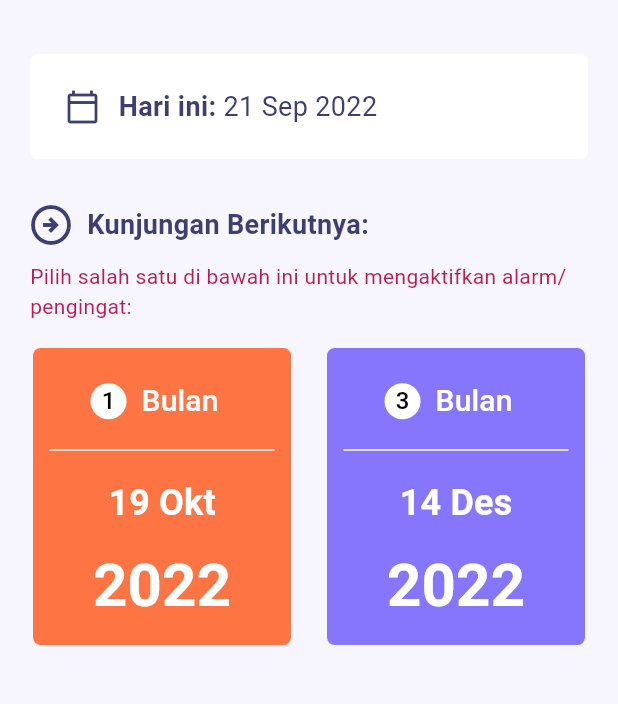
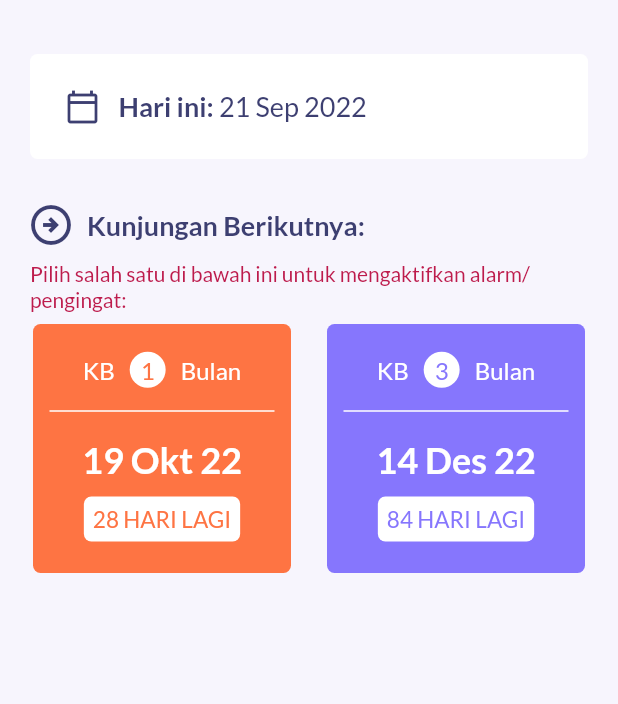
Before and after one commit to saptosutardi/reminder_kb, a Flutter app: the screen it shows after launch, on a phone screen of 412 x 824 dp, the part 126-830 px from its top. Run offline on Flutter 3.47's test engine with Material 2 defaults, Android fonts, the phone set to English and light mode, and no system bars; our stand-ins replace flutter_local_notifications, google_fonts, material_design_icons_flutter, shared_preferences, timezone.

Commit message:
perubahan icon dan fungsi

```diff
--- /dev/null
+++ b/lib/container_next_visiting_header.dart
@@ -0,0 +1,42 @@
+import 'package:flutter/src/widgets/container.dart';
+import 'package:flutter/src/widgets/framework.dart';
+import 'package:flutter/material.dart';
+
+const Color textPurple = Color(0XFF3D3F71);
+
+class NextVisitingHeader extends StatelessWidget {
+  const NextVisitingHeader({super.key});
+
+  @override
+  Widget build(BuildContext context) {
+    return Container(
+      padding: const EdgeInsets.only(left: 10),
+      child: Row(
+        children: [
+          IconButton(
+            icon: const Icon(
+              Icons.arrow_circle_right_outlined,
+              color: textPurple,
+              size: 32,
+            ),
+            onPressed: () {
+              // do something
+            },
+          ),
+          Column(
+            mainAxisAlignment: MainAxisAlignment.start,
+            children: const <Widget>[
+              Text(
+                "Kunjungan Berikutnya: ",
+                style: TextStyle(
+                    fontWeight: FontWeight.bold,
+                    color: textPurple,
+                    fontSize: 18),
+              ),
+            ],
+          ),
+        ],
+      ),
+    );
+  }
+}
--- /dev/null
+++ b/lib/container_today.dart
@@ -0,0 +1,47 @@
+import 'package:flutter/material.dart';
+import 'package:intl/intl.dart';
+
+const Color textPurple = Color(0XFF3D3F71);
+
+class ContainerToday extends StatelessWidget {
+  const ContainerToday({super.key});
+
+  @override
+  Widget build(BuildContext context) {
+    final now = DateTime.now();
+    String formatedToday = DateFormat('dd MMM yyyy').format(now);
+    String dateOfToday = formatedToday;
+    return Container(
+      padding: const EdgeInsets.all(10),
+      margin: const EdgeInsets.all(20),
+      decoration: BoxDecoration(
+        color: Colors.white,
+        border: Border.all(color: Colors.transparent),
+        borderRadius: BorderRadius.circular(5.0),
+      ),
+      child: Row(
+        children: [
+          IconButton(
+            icon: const Icon(
+              Icons.calendar_today_outlined,
+              color: textPurple,
+            ),
+            onPressed: () {
+              // do something
+            },
+          ),
+          const Text(
+            "Hari ini: ",
+            style: TextStyle(
+                fontWeight: FontWeight.bold, color: textPurple, fontSize: 18),
+          ),
+          Text(
+            dateOfToday,
+            style: const TextStyle(
+                fontWeight: FontWeight.normal, color: textPurple, fontSize: 18),
+          )
+        ],
+      ),
+    );
+  }
+}
--- a/lib/main.dart
+++ b/lib/main.dart
@@ -2,19 +2,27 @@ import 'dart:isolate';
 import 'dart:ui';
 
 import 'package:flutter/material.dart';
+import 'package:flutter_reminder_kb/container_next_visiting_header.dart';
+import 'package:flutter_reminder_kb/container_today.dart';
 import 'NotificationService.dart';
 import 'package:timezone/timezone.dart' as tz;
 import 'package:timezone/data/latest.dart' as tz;
 import 'package:material_design_icons_flutter/material_design_icons_flutter.dart';
 import 'package:intl/intl.dart';
 import 'package:flutter_localizations/flutter_localizations.dart';
+import 'package:google_fonts/google_fonts.dart';
+
+import 'package:shared_preferences/shared_preferences.dart';
 
 const String header = "Pengingat";
 const String header2 = "KB Suntik";
 const String today = "Hari ini";
 const String dateToday = "";
 const String nextVisiting = "Kunjungan Berikutnya";
-const String choose = "Pilih salah satu untuk pengingat";
+String choose =
+    "Pilih salah satu di bawah ini untuk mengaktifkan alarm/pengingat: ";
+bool visiblilty1 = true;
+bool visiblilty3 = true;
 const String month = "Bulan";
 const String dateNext1 = "16 Okt 2022";
 const String dateNext3 = "11 Des 2022";
@@ -27,6 +35,12 @@ String notif_2_day_before =
 String str_2_day_to_injection = "2 Hari lagi Anda harus suntik KB";
 String str_1_day_to_injection = "1 Hari lagi Anda harus suntik KB";
 String str_today_to_injection = "Hari ini Anda harus suntik KB";
+var username;
+
+final prefs = SharedPreferences.getInstance();
+
+var visible2month = true;
+const int startReminder = 2;
 const Color background = Color(0XFFF7F5FD); // Color(0XFFFAF9FE);
 const Color textPurple = Color(0XFF3D3F71);
 const Color textRed = Color(0XFFBD1B4C);
@@ -47,9 +61,15 @@ class MyApp extends StatelessWidget {
 
   @override
   Widget build(BuildContext context) {
+    final textTheme = Theme.of(context).textTheme;
     return MaterialApp(
       title: 'Pengingat KB',
-      theme: ThemeData(primarySwatch: Colors.green, useMaterial3: true),
+      theme: ThemeData(
+        primarySwatch: Colors.green,
+        useMaterial3: true,
+        textTheme: GoogleFonts.latoTextTheme(textTheme),
+      ),
+      // theme:
       home: const MyHomePage(title: 'KB Suntik'),
       localizationsDelegates: const [GlobalMaterialLocalizations.delegate],
       supportedLocales: const [Locale('en'), Locale('id')],
@@ -69,6 +89,7 @@ class MyHomePage extends StatefulWidget {
 class MyHomePageState extends State<MyHomePage> {
   int textHeader = 0;
   int textDescription = 0;
+  int injectionSelected = 0;
 
   @override
   void initState() {
@@ -79,18 +100,12 @@ class MyHomePageState extends State<MyHomePage> {
   @override
   Widget build(BuildContext context) {
     final now = DateTime.now();
-    String formatedToday = DateFormat('dd MMM yyyy').format(now);
-    String dateOfToday = formatedToday;
-
     final nextOneMonth = now.add(const Duration(days: 28));
-    String formatedOneMonth1 =
-        DateFormat('dd MMM', "id_ID").format(nextOneMonth);
-    String formatedOneMonth2 = DateFormat('yyyy').format(nextOneMonth);
-
+    String formatedDateSimple =
+        DateFormat('dd MMM yy', "id_ID").format(nextOneMonth);
     final nextThreeMonth = now.add(const Duration(days: 28 * 3));
-    String formatedThreeMonth1 =
-        DateFormat('dd MMM', "id_ID").format(nextThreeMonth);
-    String formatedThreeMonth2 = DateFormat('yyyy').format(nextThreeMonth);
+    String formatedDateSimple3 =
+        DateFormat('dd MMM yy', "id_ID").format(nextThreeMonth);
 
     return Scaffold(
       appBar: AppBar(
@@ -150,96 +165,22 @@ class MyHomePageState extends State<MyHomePage> {
         child: Column(
           // mainAxisAlignment: MainAxisAlignment.center,
           children: <Widget>[
-            Container(
-              padding: const EdgeInsets.all(10),
-              margin: EdgeInsets.all(20),
-              decoration: BoxDecoration(
-                color: Colors.white,
-                border: Border.all(color: Colors.transparent),
-                borderRadius: BorderRadius.circular(5.0),
-              ),
-              child: Row(
-                children: [
-                  IconButton(
-                    icon: const Icon(
-                      Icons.calendar_today_outlined,
-                      color: textPurple,
-                    ),
-                    onPressed: () {
-                      // do something
-                    },
-                  ),
-                  const Text(
-                    "Hari ini: ",
-                    style: TextStyle(
-                        fontWeight: FontWeight.bold,
-                        color: textPurple,
-                        fontSize: 18),
-                  ),
-                  Text(
-                    dateOfToday,
-                    style: TextStyle(
-                        fontWeight: FontWeight.normal,
-                        color: textPurple,
-                        fontSize: 18),
-                  )
-                ],
-              ),
-            ),
-            Container(
-              padding: const EdgeInsets.only(left: 10),
-              child: Row(
-                children: [
-                  IconButton(
-                    icon: const Icon(
-                      Icons.arrow_circle_right_outlined,
-                      color: textPurple,
-                      size: 32,
-                    ),
-                    onPressed: () {
-                      // do something
-                    },
-                  ),
-                  Column(
-                    mainAxisAlignment: MainAxisAlignment.start,
-                    children: const <Widget>[
-                      Text(
-                        "Kunjungan Berikutnya: ",
-                        style: TextStyle(
-                            fontWeight: FontWeight.bold,
-                            color: textPurple,
-                            fontSize: 18),
-                      ),
-                    ],
-                  ),
-                ],
-              ),
-            ),
-            Container(
-              padding: const EdgeInsets.only(left: 20, bottom: 10),
-              child: Row(
-                children: const <Widget>[
-                  Flexible(
+            const ContainerToday(),
+            const NextVisitingHeader(),
+            Padding(
+                padding: const EdgeInsets.only(left: 20, right: 20),
                 child: Text(
-                      "Pilih salah satu di bawah ini untuk mengaktifkan alarm/pengingat: ",
-                      style: TextStyle(
-                          fontWeight: FontWeight.normal, color: textRed),
-                    ),
-                  )
-                ],
-              ),
-            ),
+                  choose,
+                  style: const TextStyle(color: textRed),
+                )),
             Row(
               children: [
+                if (visiblilty1)
                   Expanded(
                       child: TextButton(
+                          // On Pressed firs date
                           onPressed: () {
-                          notification(notif_1, notif_2_day_before);
-
-                          final now = DateTime.now();
-                          /* AndroidAlarmManager.oneShotAt(
-                              now, 1, _oneShotAtTaskCallback); */
-                          final int helloAlarmID = 0;
+                            notification(notif_1, notif_2_day_before, 28, 1);
                           },
                           child: Container(
                               margin: const EdgeInsets.only(left: 10),
@@ -254,13 +195,20 @@ class MyHomePageState extends State<MyHomePage> {
                                   Row(
                                     mainAxisAlignment: MainAxisAlignment.center,
                                     children: const <Widget>[
+                                      Padding(
+                                        padding: EdgeInsets.all(10),
+                                        child: Text("KB",
+                                            style: TextStyle(
+                                                color: Colors.white,
+                                                fontSize: 16)),
+                                      ),
                                       CircleAvatar(
                                         backgroundColor: Colors.white,
                                         radius: 12,
                                         child: Center(
                                           child: Text(
                                             "1",
-                                          style: TextStyle(color: Colors.black),
+                                            style: TextStyle(color: orange),
                                           ),
                                         ),
                                       ),
@@ -269,7 +217,7 @@ class MyHomePageState extends State<MyHomePage> {
                                         child: Text("Bulan",
                                             style: TextStyle(
                                                 color: Colors.white,
-                                              fontSize: 20)),
+                                                fontSize: 16)),
                                       )
                                     ],
                                   ),
@@ -277,13 +225,14 @@ class MyHomePageState extends State<MyHomePage> {
                                     color: Colors.white,
                                   ),
                                   Padding(
-                                  padding: EdgeInsets.all(10),
+                                    padding: const EdgeInsets.all(10),
                                     child: Row(
-                                    mainAxisAlignment: MainAxisAlignment.center,
+                                      mainAxisAlignment:
+                                          MainAxisAlignment.center,
                                       children: [
                                         Text(
-                                        formatedOneMonth1,
-                                        style: TextStyle(
+                                          formatedDateSimple,
+                                          style: const TextStyle(
                                               fontWeight: FontWeight.bold,
                                               fontSize: 24,
                                               color: Colors.white),
@@ -291,33 +240,41 @@ class MyHomePageState extends State<MyHomePage> {
                                       ],
                                     ),
                                   ),
-                                Row(
-                                  mainAxisAlignment: MainAxisAlignment.center,
-                                  children: [
-                                    Text(
-                                      formatedOneMonth2,
+                                  Container(
+                                    padding: const EdgeInsets.all(5),
+                                    margin: const EdgeInsets.only(bottom: 10),
+                                    decoration: BoxDecoration(
+                                      color: Colors.white,
+                                      border:
+                                          Border.all(color: Colors.transparent),
+                                      borderRadius: BorderRadius.circular(5.0),
+                                    ),
+                                    child: const Text(
+                                      "28 HARI LAGI",
                                       style: TextStyle(
-                                          fontWeight: FontWeight.bold,
-                                          fontSize: 40,
-                                          color: Colors.white),
-                                    )
-                                  ],
+                                          fontSize: 15, color: orange),
+                                    ),
                                   )
                                 ],
                               )))),
                 const SizedBox(
                     // width: 10,
                     ),
-                Expanded(
+
+                // Injeksi 3 bulan
+                if (visiblilty3)
+                  Visibility(
+                    visible: true,
+                    child: Expanded(
                         child: TextButton(
+                            // On Pressed firs date
                             onPressed: () {
-                          notification(notif_1, notif_2_day_before);
-                          /* AndroidAlarmManager.oneShotAt(
-                            DateTime.now().add(const Duration(seconds: 1)),
-                            123,
-                            _oneShotAtTaskCallback(),
-                            alarmClock: true,
-                          ); */
+                              notification(
+                                notif_1,
+                                notif_2_day_before,
+                                28,
+                                3,
+                              );
                             },
                             child: Container(
                                 margin: const EdgeInsets.only(right: 10),
@@ -330,15 +287,25 @@ class MyHomePageState extends State<MyHomePage> {
                                 child: Column(
                                   children: [
                                     Row(
-                                  mainAxisAlignment: MainAxisAlignment.center,
+                                      mainAxisAlignment:
+                                          MainAxisAlignment.center,
                                       children: const <Widget>[
+                                        Padding(
+                                          padding: EdgeInsets.all(10),
+                                          child: Text("KB",
+                                              style: TextStyle(
+                                                  color: Colors.white,
+                                                  fontSize: 16)),
+                                        ),
                                         CircleAvatar(
                                           backgroundColor: Colors.white,
                                           radius: 12,
                                           child: Center(
                                             child: Text(
                                               "3",
-                                          style: TextStyle(color: Colors.black),
+                                              style: TextStyle(
+                                                color: purple,
+                                              ),
                                             ),
                                           ),
                                         ),
@@ -347,7 +314,7 @@ class MyHomePageState extends State<MyHomePage> {
                                           child: Text("Bulan",
                                               style: TextStyle(
                                                   color: Colors.white,
-                                              fontSize: 20)),
+                                                  fontSize: 16)),
                                         )
                                       ],
                                     ),
@@ -357,11 +324,12 @@ class MyHomePageState extends State<MyHomePage> {
                                     Padding(
                                       padding: const EdgeInsets.all(10),
                                       child: Row(
-                                    mainAxisAlignment: MainAxisAlignment.center,
+                                        mainAxisAlignment:
+                                            MainAxisAlignment.center,
                                         children: [
                                           Text(
-                                        formatedThreeMonth1,
-                                        style: TextStyle(
+                                            formatedDateSimple3,
+                                            style: const TextStyle(
                                                 fontWeight: FontWeight.bold,
                                                 fontSize: 24,
                                                 color: Colors.white),
@@ -369,20 +337,25 @@ class MyHomePageState extends State<MyHomePage> {
                                         ],
                                       ),
                                     ),
-                                Row(
-                                  mainAxisAlignment: MainAxisAlignment.center,
-                                  children: [
-                                    Text(
-                                      formatedThreeMonth2,
+                                    Container(
+                                      padding: const EdgeInsets.all(5),
+                                      margin: const EdgeInsets.only(bottom: 10),
+                                      decoration: BoxDecoration(
+                                        color: Colors.white,
+                                        border: Border.all(
+                                            color: Colors.transparent),
+                                        borderRadius:
+                                            BorderRadius.circular(5.0),
+                                      ),
+                                      child: const Text(
+                                        "84 HARI LAGI",
                                         style: TextStyle(
-                                          fontWeight: FontWeight.bold,
-                                          fontSize: 40,
-                                          color: Colors.white),
-                                    )
-                                  ],
+                                            fontSize: 15, color: purple),
+                                      ),
                                     )
                                   ],
                                 )))),
+                  ),
               ],
             ),
           ],
@@ -391,7 +364,8 @@ class MyHomePageState extends State<MyHomePage> {
     );
   }
 
-  void notification(String? text1, String text2) async {
+  void notification(
+      String? text1, String text2, int day, int monthSelected) async {
     return showDialog<void>(
       context: context,
       barrierDismissible: false, // user must tap button!
@@ -411,10 +385,27 @@ class MyHomePageState extends State<MyHomePage> {
           actions: <Widget>[
             TextButton(
               child: const Text('Oke'),
-              onPressed: () {
-                NotificationService()
-                    .showNotification(1, "Waktunya untuk suntik KB", notif_1);
+              onPressed: () async {
+                NotificationService().showNotification(
+                    1, "Waktunya untuk suntik KB", notif_1, day);
+                NotificationService().showNotification2(
+                    1, "Waktunya untuk suntik KB", notif_1, day);
+                NotificationService().showNotification3(
+                    1, "Waktunya untuk suntik KB", notif_1, day);
                 Navigator.of(context).pop();
+                visible2month = false;
+                if (monthSelected == 1) {
+                  visiblilty1 = true;
+                  visiblilty3 = false;
+                  injectionSelected = 1;
+                } else {
+                  visiblilty1 = false;
+                  visiblilty3 = true;
+                  injectionSelected = 3;
+                }
+                setState(() {
+                  choose = "Anda sudah memilih KB $injectionSelected bulan...";
+                });
               },
             ),
           ],
@@ -422,11 +413,4 @@ class MyHomePageState extends State<MyHomePage> {
       },
     );
   }
-
-  /* String selected(int a) {
-    String text;
-    if (a == 1) {
-      text = sele
 }
-  } */
-}
```
Also changed, not shown: lib/NotificationService.dart (+69 -6 lines), pubspec.yaml (+19 -0 lines), assets/icon/icon.png (added), pubspec.lock, 35 other files. Lines whose indentation alone changed are shown as unchanged.
